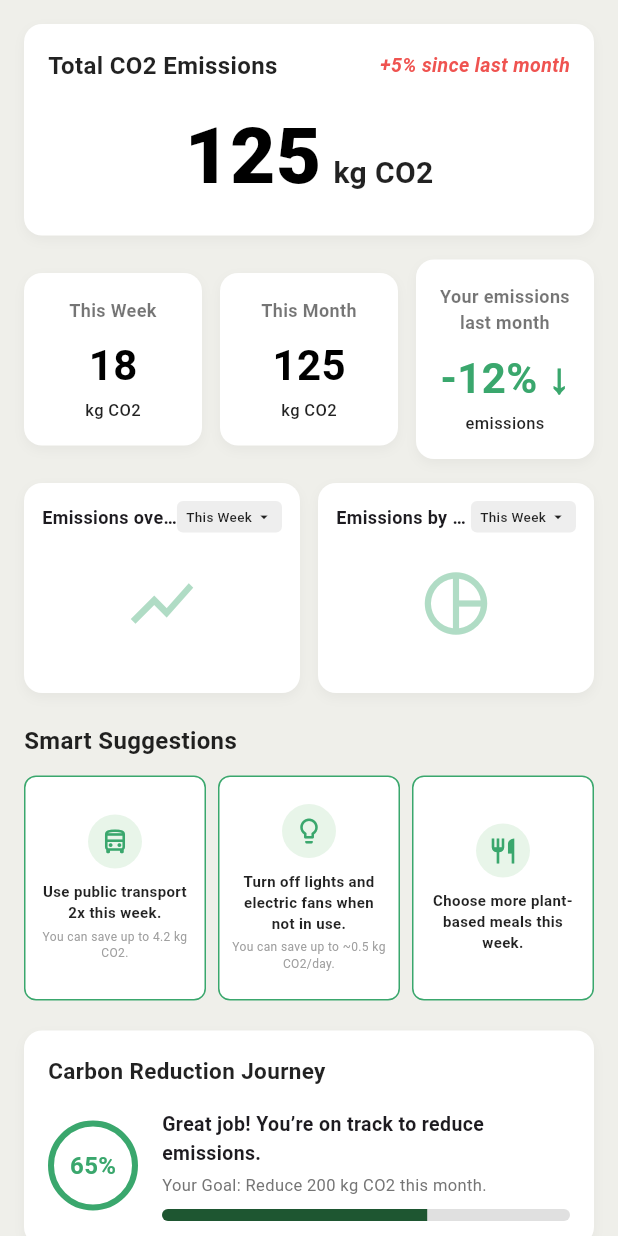
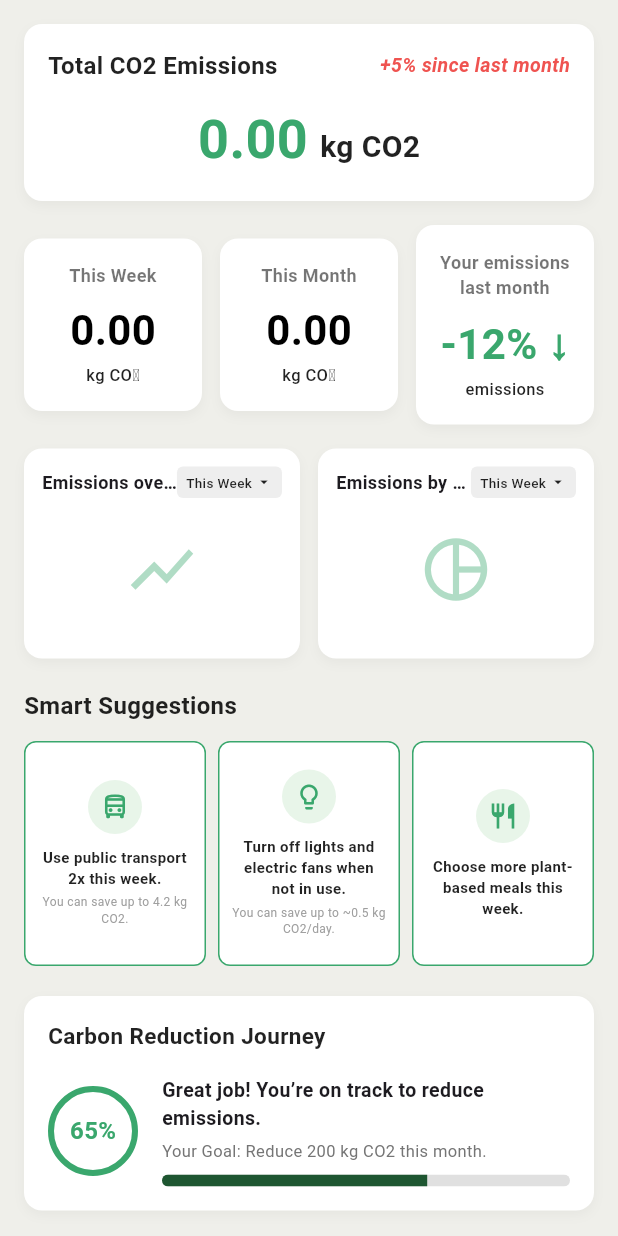
Before and after one commit to JanaMatanguihan/CarbonWise-CP, a Flutter app: the ReportsScreen widget shown alone on an empty page, opened directly, on a phone screen of 412 x 824 dp. Run offline on Flutter 3.47's test engine with Material 3 defaults, Android fonts, the phone set to English and light mode, and no system bars; our stand-ins replace supabase_flutter; accounts and stored records are empty.

Commit message:
connected reports.dart to database

```diff
--- a/carbonwise_app/lib/reports.dart
+++ b/carbonwise_app/lib/reports.dart
@@ -1,4 +1,5 @@
 import 'package:flutter/material.dart';
+import 'package:supabase_flutter/supabase_flutter.dart';
 
 class ReportsScreen extends StatefulWidget {
   const ReportsScreen({super.key});
@@ -10,12 +11,88 @@ class ReportsScreen extends StatefulWidget {
 class _ReportsScreenState extends State<ReportsScreen> {
   String _timeframeOverTime = 'This Week';
   String _timeframeBySource = 'This Week';
+  double totalEmission = 0.0;
+  double weekEmission = 0.0;
+  double monthEmission = 0.0;
+
+  bool isLoading = true;
 
   final List<String> _dropdownOptions = [
     'This Week',
     'This Month',
     'Last Month',
   ];
+
+  @override
+  void initState() {
+    super.initState();
+    _loadEmissionData();
+  }
+
+  Future<void> _loadEmissionData() async {
+    try {
+      final user = Supabase.instance.client.auth.currentUser;
+
+      print("Current user: ${user?.email}");
+
+      if (user == null || user.email == null) {
+        print("No logged in user.");
+        return;
+      }
+
+      final records = await Supabase.instance.client
+          .from('carbon_records')
+          .select('total_emission, record_date')
+          .eq('g_suite', user.email!);
+
+      print("Records: $records");
+
+      double total = 0;
+      double week = 0;
+      double month = 0;
+
+      final now = DateTime.now();
+
+      for (final record in records) {
+        final emission =
+            double.tryParse(record['total_emission'].toString()) ?? 0.0;
+
+        final date = DateTime.parse(record['record_date'].toString());
+
+        print("Emission: $emission");
+        print("Date: $date");
+
+        total += emission;
+
+        if (date.year == now.year && date.month == now.month) {
+          month += emission;
+        }
+
+        final difference = now.difference(date).inDays;
+
+        if (difference >= 0 && difference < 7) {
+          week += emission;
+        }
+      }
+
+      print("Total: $total");
+      print("Week: $week");
+      print("Month: $month");
+
+      setState(() {
+        totalEmission = total;
+        weekEmission = week;
+        monthEmission = month;
+        isLoading = false;
+      });
+    } catch (e) {
+      print("Reports Error: $e");
+
+      setState(() {
+        isLoading = false;
+      });
+    }
+  }
 
   @override
   Widget build(BuildContext context) {
@@ -59,17 +136,17 @@ class _ReportsScreenState extends State<ReportsScreen> {
                     ],
                   ),
                   const SizedBox(height: 12),
-                  const Row(
+                  Row(
                     mainAxisAlignment: MainAxisAlignment.center,
                     crossAxisAlignment: CrossAxisAlignment.baseline,
                     textBaseline: TextBaseline.alphabetic,
                     children: [
                       Text(
-                        '125',
-                        style: TextStyle(
-                          fontSize: 52,
-                          fontWeight: FontWeight.w800,
-                          color: Colors.black,
+                        isLoading ? '--' : totalEmission.toStringAsFixed(2),
+                        style: const TextStyle(
+                          fontSize: 36,
+                          fontWeight: FontWeight.bold,
+                          color: primaryGreen,
                         ),
                       ),
                       SizedBox(width: 8),
@@ -91,9 +168,21 @@ class _ReportsScreenState extends State<ReportsScreen> {
             // 4. Row of Three Stat Cards
             Row(
               children: [
-                Expanded(child: _buildStatCard('This Week', '18', 'kg CO2')),
+                Expanded(
+                  child: _buildStatCard(
+                    'This Week',
+                    isLoading ? '--' : weekEmission.toStringAsFixed(2),
+                    'kg CO₂',
+                  ),
+                ),
                 const SizedBox(width: 12),
-                Expanded(child: _buildStatCard('This Month', '125', 'kg CO2')),
+                Expanded(
+                  child: _buildStatCard(
+                    'This Month',
+                    isLoading ? '--' : monthEmission.toStringAsFixed(2),
+                    'kg CO₂',
+                  ),
+                ),
                 const SizedBox(width: 12),
                 Expanded(
                   child: _buildStatCard(
@@ -154,7 +243,6 @@ class _ReportsScreenState extends State<ReportsScreen> {
             Row(
               crossAxisAlignment: CrossAxisAlignment.start,
               children: [
-                // FIXED: Removed the redundant Expanded wrappers around the helper calls
                 _buildSuggestionCard(
                   Icons.directions_bus_outlined,
                   'Use public transport 2x this week.',
```
